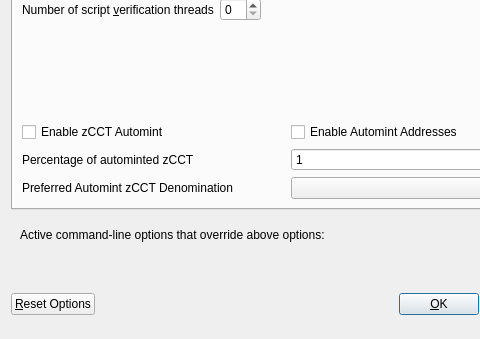
Above: src/qt/forms/optionsdialog.ui from CONCRETE-Project/CONCRETE before the change; both pictures show x 0 to 480 and y 103 to 442 of the 576 by 442 pixel window. Below: the same form after it.
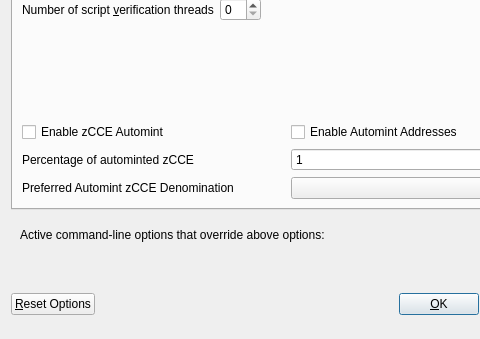
That is the form after the change. Custom widgets are drawn as their Qt base class.

```diff
--- a/src/qt/forms/optionsdialog.ui
+++ b/src/qt/forms/optionsdialog.ui
@@ -147,7 +147,7 @@
                <enum>Qt::LeftToRight</enum>
               </property>
               <property name="text">
-               <string>Enable zCCT Automint</string>
+               <string>Enable zCCE Automint</string>
               </property>
              </widget>
             </item>
@@ -174,7 +174,7 @@
                <string>Percentage of incoming CCT which get automatically converted to zCCT via Zerocoin Protocol (min: 10%)</string>
               </property>
               <property name="text">
-               <string>Percentage of autominted zCCT</string>
+               <string>Percentage of autominted zCCE</string>
               </property>
              </widget>
             </item>
@@ -207,7 +207,7 @@
                <string>Wait with automatic conversion to Zerocoin until enough CCT for this denomination is available</string>
               </property>
               <property name="text">
-               <string>Preferred Automint zCCT Denomination</string>
+               <string>Preferred Automint zCCE Denomination</string>
               </property>
              </widget>
             </item>
```
Left out of the diff: 18 changed lines with no effect on the pictures.
